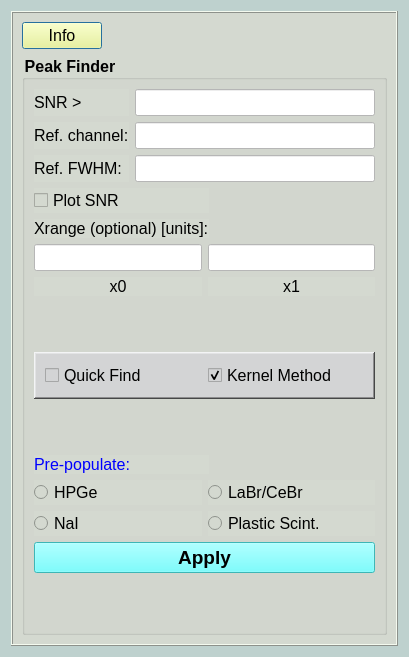
mauricioAyllon/NASA-gamma, file nasagamma/win_peak_find.ui: the form before one commit.
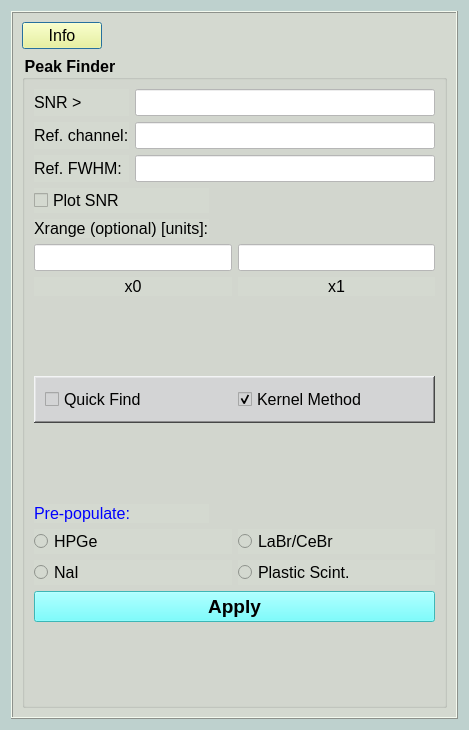
The form after the commit.

What changed in the file:
```diff
--- a/nasagamma/win_peak_find.ui
+++ b/nasagamma/win_peak_find.ui
@@ -6,8 +6,8 @@
    <rect>
     <x>0</x>
     <y>0</y>
-    <width>409</width>
-    <height>657</height>
+    <width>469</width>
+    <height>730</height>
    </rect>
   </property>
   <property name="windowTitle">
```
